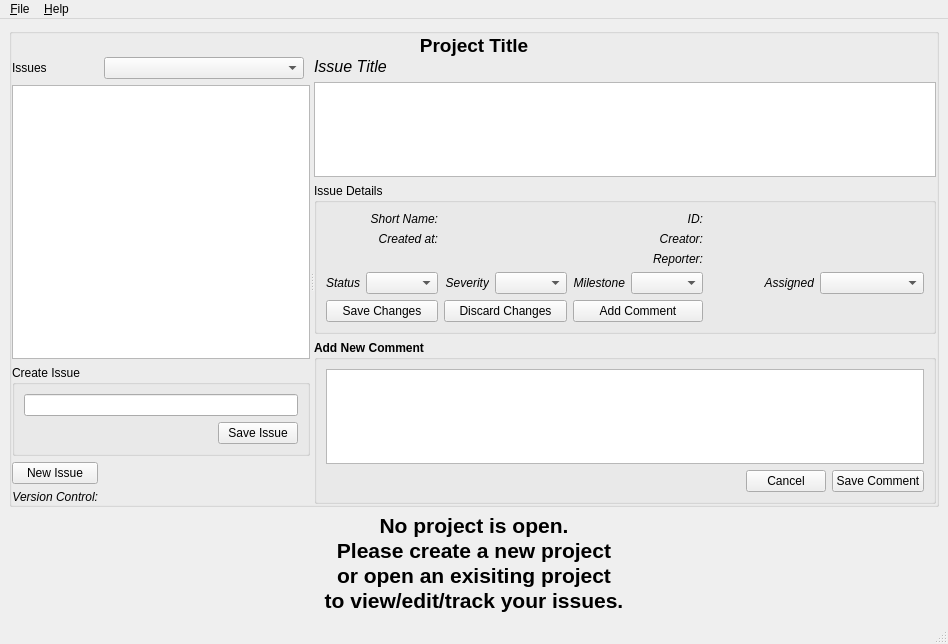
Above: qtbe/resources/mainwindow.ui from nsmgr8/qtbe before the change. Below: the same form after it.
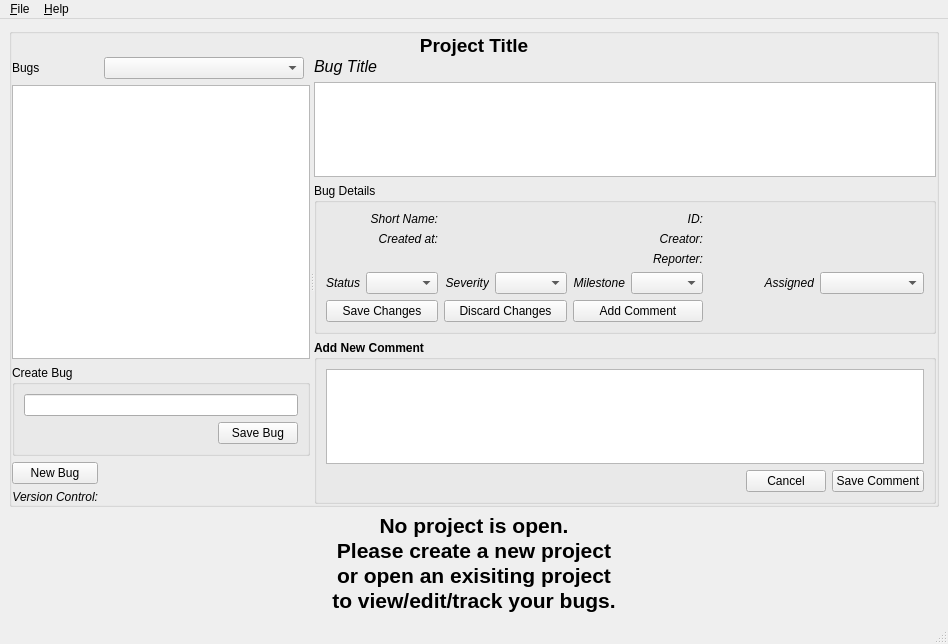
That is the form after the change.

Commit message: rename issue back to bug

The edit to the form file:
```diff
--- a/qtbe/resources/mainwindow.ui
+++ b/qtbe/resources/mainwindow.ui
@@ -63,7 +63,7 @@
            <item row="0" column="0">
             <widget class="QLabel" name="label_8">
              <property name="text">
-              <string>Issues</string>
+              <string>Bugs</string>
              </property>
             </widget>
            </item>
@@ -77,7 +77,7 @@
            <item row="2" column="0" colspan="3">
             <widget class="QGroupBox" name="newIssueBox">
              <property name="title">
-              <string>Create Issue</string>
+              <string>Create Bug</string>
              </property>
              <layout class="QGridLayout" name="newCommentGrid_2">
               <item row="1" column="0">
@@ -96,7 +96,7 @@
               <item row="1" column="1">
                <widget class="QPushButton" name="saveIssueButton">
                 <property name="text">
-                 <string>Save Issue</string>
+                 <string>Save Bug</string>
                 </property>
                </widget>
               </item>
@@ -109,7 +109,7 @@
            <item row="3" column="0">
             <widget class="QPushButton" name="newIssueButton">
              <property name="text">
-              <string>New Issue</string>
+              <string>New Bug</string>
              </property>
              <property name="checkable">
               <bool>true</bool>
@@ -183,7 +183,7 @@
                 </font>
                </property>
                <property name="text">
-                <string>Issue Title</string>
+                <string>Bug Title</string>
                </property>
               </widget>
              </item>
@@ -199,7 +199,7 @@
            <item>
             <widget class="QGroupBox" name="issueDetailsBox">
              <property name="title">
-              <string>Issue Details</string>
+              <string>Bug Details</string>
              </property>
              <property name="flat">
               <bool>false</bool>
@@ -544,7 +544,7 @@
 &lt;p align=&quot;center&quot; style=&quot; margin-top:0px; margin-bottom:0px; margin-left:0px; margin-right:0px; -qt-block-indent:0; text-indent:0px;&quot;&gt;&lt;span style=&quot; font-size:16pt; font-weight:600;&quot;&gt;No project is open.&lt;/span&gt;&lt;/p&gt;
 &lt;p align=&quot;center&quot; style=&quot; margin-top:0px; margin-bottom:0px; margin-left:0px; margin-right:0px; -qt-block-indent:0; text-indent:0px;&quot;&gt;&lt;span style=&quot; font-size:16pt; font-weight:600;&quot;&gt;Please create a new project&lt;/span&gt;&lt;/p&gt;
 &lt;p align=&quot;center&quot; style=&quot; margin-top:0px; margin-bottom:0px; margin-left:0px; margin-right:0px; -qt-block-indent:0; text-indent:0px;&quot;&gt;&lt;span style=&quot; font-size:16pt; font-weight:600;&quot;&gt;or open an exisiting project&lt;/span&gt;&lt;/p&gt;
-&lt;p align=&quot;center&quot; style=&quot; margin-top:0px; margin-bottom:0px; margin-left:0px; margin-right:0px; -qt-block-indent:0; text-indent:0px;&quot;&gt;&lt;span style=&quot; font-size:16pt; font-weight:600;&quot;&gt;to view/edit/track your issues.&lt;/span&gt;&lt;/p&gt;&lt;/body&gt;&lt;/html&gt;</string>
+&lt;p align=&quot;center&quot; style=&quot; margin-top:0px; margin-bottom:0px; margin-left:0px; margin-right:0px; -qt-block-indent:0; text-indent:0px;&quot;&gt;&lt;span style=&quot; font-size:16pt; font-weight:600;&quot;&gt;to view/edit/track your bugs.&lt;/span&gt;&lt;/p&gt;&lt;/body&gt;&lt;/html&gt;</string>
       </property>
      </widget>
     </item>
```
Left out of the diff: 40 changed lines with no effect on the pictures. The commit also changes 4 other files.
